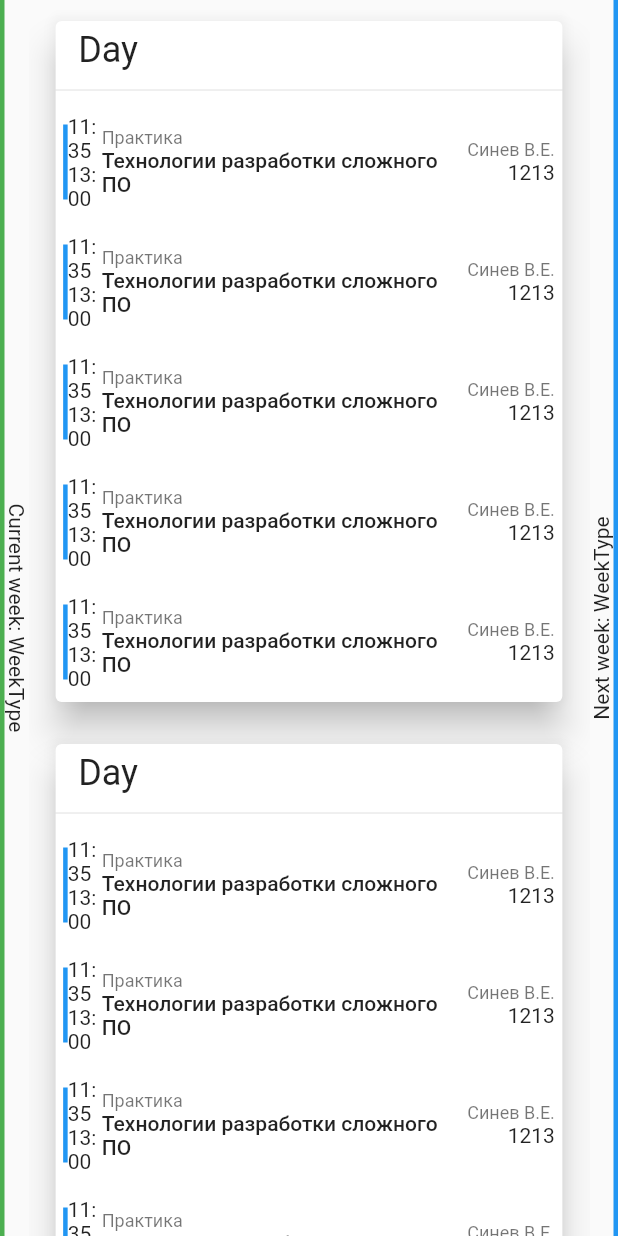
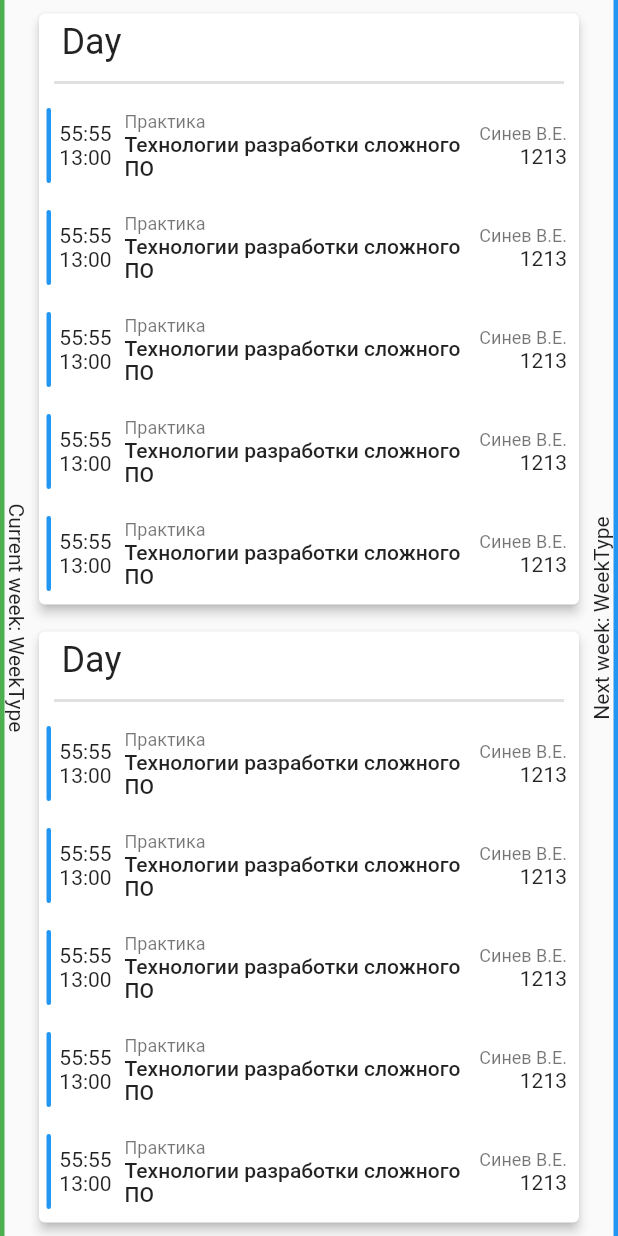
Before and after one commit to KamushekDev/Schoodule.Flutter, a Flutter app: the screen it shows after launch, on a phone screen of 412 x 824 dp. Run offline on Flutter 3.47's test engine with Material 2 defaults, Android fonts, the phone set to English and light mode, and no system bars.

Commit message:
Some design fixes

```diff
--- a/lib/DayWidget.dart
+++ b/lib/DayWidget.dart
@@ -12,11 +12,9 @@ class _DayWidgetState extends State<DayWidget> {
   @override
   Widget build(BuildContext context) {
     return Padding(
-      padding: EdgeInsets.symmetric(vertical: 10, horizontal: 5),
-      child: FractionallySizedBox(
-        widthFactor: 0.95,
+      padding: EdgeInsets.symmetric(vertical: 5, horizontal: 3),
       child: Card(
-          elevation: 10,
+        elevation: 3,
         child: Column(
           children: <Widget>[
             Padding(
@@ -27,7 +25,11 @@ class _DayWidgetState extends State<DayWidget> {
                     Text('Day', style: Theme.of(context).textTheme.headline5),
               ),
             ),
-              Divider(),
+            Divider(
+              indent: 10,
+              endIndent: 10,
+              thickness: 2,
+            ),
             Column(
               children: [
                 LessonWidget(),
@@ -40,7 +42,6 @@ class _DayWidgetState extends State<DayWidget> {
           ],
         ),
       ),
-      ),
     );
   }
 }
--- a/lib/HomePage.dart
+++ b/lib/HomePage.dart
@@ -1,13 +1,11 @@
 import 'package:flutter/material.dart';
-import 'package:schoodule_flutter/WeekSidebarType.dart';
-import 'package:schoodule_flutter/WeekSidebarWidget.dart';
 
 import 'DayWidget.dart';
+import 'WeekSidebarType.dart';
+import 'WeekSidebarWidget.dart';
 
 class HomePage extends StatefulWidget {
-  HomePage({Key key, this.title}) : super(key: key);
-
-  final String title;
+  HomePage({Key key}) : super(key: key);
 
   @override
   _HomePageState createState() => _HomePageState();
--- a/lib/LessonWidget.dart
+++ b/lib/LessonWidget.dart
@@ -13,29 +13,37 @@ class _LessonWidgetState extends State<LessonWidget> {
     return Padding(
       padding: const EdgeInsets.symmetric(vertical: 8, horizontal: 5),
       child: Row(
-        mainAxisAlignment: MainAxisAlignment.spaceBetween,
+        mainAxisAlignment: MainAxisAlignment.start,
         crossAxisAlignment: CrossAxisAlignment.center,
+        mainAxisSize: MainAxisSize.max,
         children: [
           SizedBox(
             width: 3,
             height: 50,
             child: DecoratedBox(
-              decoration: BoxDecoration(color: Colors.blue),
+              decoration: BoxDecoration(
+                  color: Colors.blue,
+                  borderRadius: BorderRadius.vertical(
+                    top: Radius.circular(90),
+                    bottom: Radius.circular(90),
+                  )),
             ),
           ),
-          Flexible(
-            fit: FlexFit.tight,
-            flex: 7,
+          SizedBox(
+            width: 46,
+            child: Padding(
+              padding: const EdgeInsets.all(3),
               child: Column(
                 children: [
-                Text('11:35'),
+                  Text('55:55'),
                   Text('13:00'),
                 ],
               ),
             ),
-          Flexible(
-            fit: FlexFit.tight,
-            flex: 73,
+          ),
+          Expanded(
+            child: Padding(
+              padding: const EdgeInsets.all(3),
               child: Column(
                 crossAxisAlignment: CrossAxisAlignment.start,
                 children: [
@@ -50,9 +58,9 @@ class _LessonWidgetState extends State<LessonWidget> {
                 ],
               ),
             ),
-          Flexible(
-            fit: FlexFit.tight,
-            flex: 20,
+          ),
+          Padding(
+            padding: const EdgeInsets.all(3),
             child: Column(
               crossAxisAlignment: CrossAxisAlignment.end,
               children: [
--- a/lib/main.dart
+++ b/lib/main.dart
@@ -24,7 +24,7 @@ class MyApp extends StatelessWidget {
         // is not restarted.
         primarySwatch: Colors.blue,
       ),
-      home: HomePage(title: 'Schoodule front v0'),
+      home: HomePage(),
     );
   }
 }
```
Lines whose indentation alone changed are shown as unchanged.
